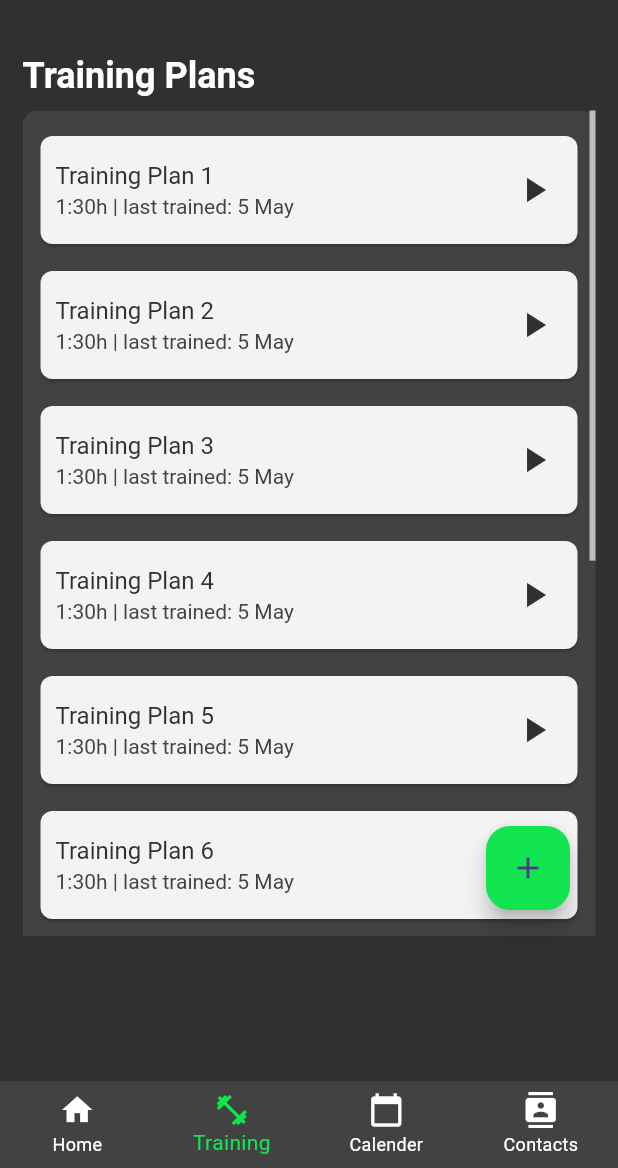
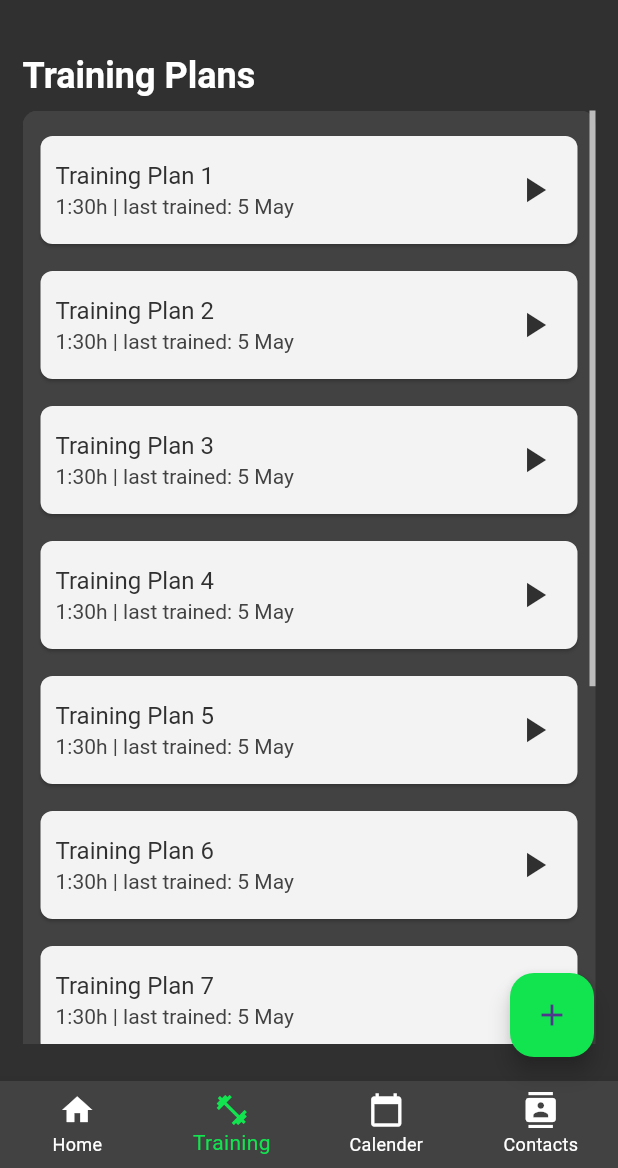
Before and after one commit to julienco03/gymbuddies-flutter, a Flutter app: the TrainingPage screen opened by its route, on a phone screen of 412 x 824 dp, the part 68-1236 px from its top. Run offline on Flutter 3.47's test engine with Material 3 defaults, Android fonts, the phone set to English and light mode, and no system bars; our stand-ins replace table_calendar.

Commit message:
Fix training plan page

```diff
--- a/lib/presentation/training/pages/training_plans_page.dart
+++ b/lib/presentation/training/pages/training_plans_page.dart
@@ -1,6 +1,7 @@
 import 'package:flutter/material.dart';
 import 'package:gymbuddies/presentation/common/widgets/app_bar.dart';
 import 'package:gymbuddies/presentation/common/widgets/bottom_navigation_bar.dart';
+import 'package:gymbuddies/presentation/training/widgets/create_training_plan_button.dart';
 import 'package:gymbuddies/presentation/training/widgets/training_plan_list_widget.dart';
 
 class TrainingPage extends StatefulWidget {
@@ -26,9 +27,13 @@ class TrainingPageState extends State<TrainingPage> {
         child: Column(
           crossAxisAlignment: CrossAxisAlignment.start,
           children: [
-            Text(
-              _pageTitle,
-              style: Theme.of(context).textTheme.titleLarge,
+            Row(
+              children: [
+                Text(
+                  _pageTitle,
+                  style: Theme.of(context).textTheme.titleLarge,
+                )
+              ],
             ),
             const SizedBox(
               height: 8.0,
@@ -37,6 +42,7 @@ class TrainingPageState extends State<TrainingPage> {
           ],
         ),
       ),
+      floatingActionButton: const CreateTrainingPlanButton(),
       bottomNavigationBar: MyBottomNavigationBar(currentIndex: _currentIndex),
     );
   }
--- a/lib/presentation/training/widgets/create_training_plan_button.dart
+++ b/lib/presentation/training/widgets/create_training_plan_button.dart
@@ -5,15 +5,11 @@ class CreateTrainingPlanButton extends StatelessWidget {
 
   @override
   Widget build(BuildContext context) {
-    return Positioned(
-      bottom: 17.0,
-      right: 17.0,
-      child: FloatingActionButton(
-        onPressed: () {
-          // TODO: view drüberlegen (pushReplacementNamed) mit der man plan erstellen kann
-        },
-        child: const Icon(Icons.add), // Hintergrundfarbe des FABs
-      ),
+    return FloatingActionButton(
+      onPressed: () {
+        // TODO: view drüberlegen (pushReplacementNamed) mit der man plan erstellen kann
+      },
+      child: const Icon(Icons.add),
     );
   }
 }
--- a/lib/presentation/training/widgets/training_plan_list_widget.dart
+++ b/lib/presentation/training/widgets/training_plan_list_widget.dart
@@ -1,5 +1,4 @@
 import 'package:flutter/material.dart';
-import 'package:gymbuddies/presentation/training/widgets/create_training_plan_button.dart';
 import 'package:gymbuddies/presentation/training/widgets/training_plan_item_widget.dart';
 
 class TrainingPlanListWidget extends StatelessWidget {
@@ -7,10 +6,7 @@ class TrainingPlanListWidget extends StatelessWidget {
 
   @override
   Widget build(BuildContext context) {
-    return Stack(
-      children: [
-        SizedBox(
-          height: 550.0,
+    return Expanded(
       child: Scrollbar(
         thumbVisibility: true,
         child: SingleChildScrollView(
@@ -39,9 +35,6 @@ class TrainingPlanListWidget extends StatelessWidget {
           ),
         ),
       ),
-        ),
-        const CreateTrainingPlanButton()
-      ],
     );
   }
 }
```
Lines whose indentation alone changed are shown as unchanged.
